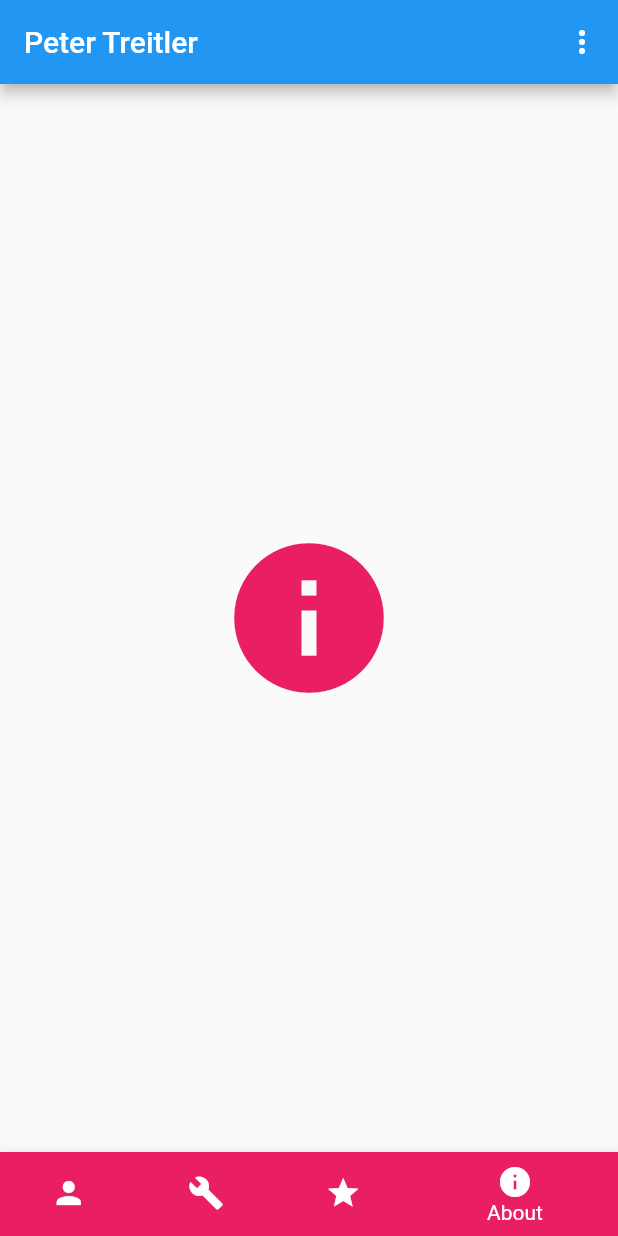
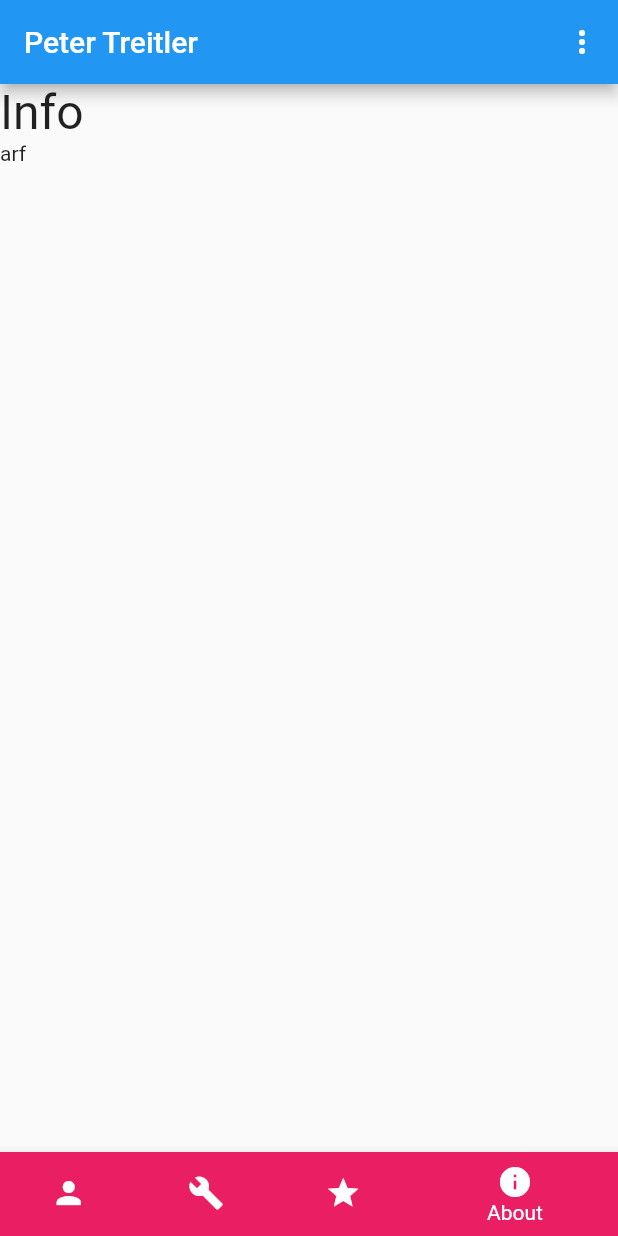
Before and after one commit to ptreitler/cv_app, a Flutter app: the screen it shows after launch, item 4 of the bottom bar chosen, on a phone screen of 412 x 824 dp. Run offline on Flutter 3.47's test engine with Material 2 defaults, Android fonts, the phone set to English and light mode, and no system bars.

```diff
--- /dev/null
+++ b/lib/info.dart
@@ -0,0 +1,16 @@
+import 'package:flutter/material.dart';
+
+class InfoWidget extends StatelessWidget {
+  @override
+  Widget build(BuildContext context) {
+    return ListView(
+      children: <Widget>[
+        Text(
+          "Info",
+          style: TextStyle(fontSize: 32.0),
+        ),
+        Text("arf")
+      ],
+    );
+  }
+}
--- a/lib/main.dart
+++ b/lib/main.dart
@@ -1,22 +1,17 @@
 import 'package:flutter/material.dart';
+import 'biography.dart';
+import 'skills.dart';
+import 'achievements.dart';
+import 'info.dart';
 
 void main() => runApp(new CVApp());
 
 class CVApp extends StatelessWidget {
-  // This widget is the root of your application.
   @override
   Widget build(BuildContext context) {
     return new MaterialApp(
       title: 'CV App',
       theme: new ThemeData(
-        // This is the theme of your application.
-        //
-        // Try running your application with "flutter run". You'll see the
-        // application has a blue toolbar. Then, without quitting the app, try
-        // changing the primarySwatch below to Colors.green and then invoke
-        // "hot reload" (press "r" in the console where you ran "flutter run",
-        // or press Run > Flutter Hot Reload in IntelliJ). Notice that the
-        // counter didn't reset back to zero; the application is not restarted.
         primarySwatch: Colors.blue,
       ),
       home: Main(),
@@ -122,14 +117,20 @@ class Main extends StatefulWidget {
   static const String routeName = '/material/bottom_navigation';
 
   @override
-  _BottomNavigationDemoState createState() => _BottomNavigationDemoState();
+  _CVAppState createState() => _CVAppState();
 }
 
-class _BottomNavigationDemoState extends State<Main>
-    with TickerProviderStateMixin {
+class _CVAppState extends State<Main> with TickerProviderStateMixin {
   int _currentIndex = 0;
   BottomNavigationBarType _type = BottomNavigationBarType.shifting;
   List<NavigationIconView> _navigationViews;
+
+  final List<StatelessWidget> _children = [
+    BiographyWidget(),
+    SkillsWidget(),
+    AchievementsWidget(),
+    InfoWidget()
+  ];
 
   @override
   void initState() {
@@ -161,9 +162,9 @@ class _BottomNavigationDemoState extends State<Main>
       )
     ];
 
-    for (NavigationIconView view in _navigationViews)
+    for (NavigationIconView view in _navigationViews) {
       view.controller.addListener(_rebuild);
-
+    }
     _navigationViews[_currentIndex].controller.value = 1.0;
   }
 
@@ -179,27 +180,9 @@ class _BottomNavigationDemoState extends State<Main>
     });
   }
 
-  Widget _buildTransitionsStack() {
-    final List<FadeTransition> transitions = <FadeTransition>[];
-
-    for (NavigationIconView view in _navigationViews)
-      transitions.add(view.transition(_type, context));
-
-    // We want to have the newly animating (fading in) views on top.
-    transitions.sort((FadeTransition a, FadeTransition b) {
-      final Animation<double> aAnimation = a.opacity;
-      final Animation<double> bAnimation = b.opacity;
-      final double aValue = aAnimation.value;
-      final double bValue = bAnimation.value;
-      return aValue.compareTo(bValue);
-    });
-
-    return Stack(children: transitions);
-  }
-
   @override
   Widget build(BuildContext context) {
-    final BottomNavigationBar botNavBar = BottomNavigationBar(
+    final BottomNavigationBar bottomNavigationBar = BottomNavigationBar(
       items: _navigationViews
           .map<BottomNavigationBarItem>(
               (NavigationIconView navigationView) => navigationView.item)
@@ -239,8 +222,8 @@ class _BottomNavigationDemoState extends State<Main>
           )
         ],
       ),
-      body: Center(child: _buildTransitionsStack()),
-      bottomNavigationBar: botNavBar,
+      body: _children[_currentIndex],
+      bottomNavigationBar: bottomNavigationBar,
     );
   }
 }
```
Also changed, not shown: lib/achievements.dart (added, +16 -0 lines), lib/biography.dart (added, +16 -0 lines), lib/skills.dart (added, +16 -0 lines), pubspec.lock.
